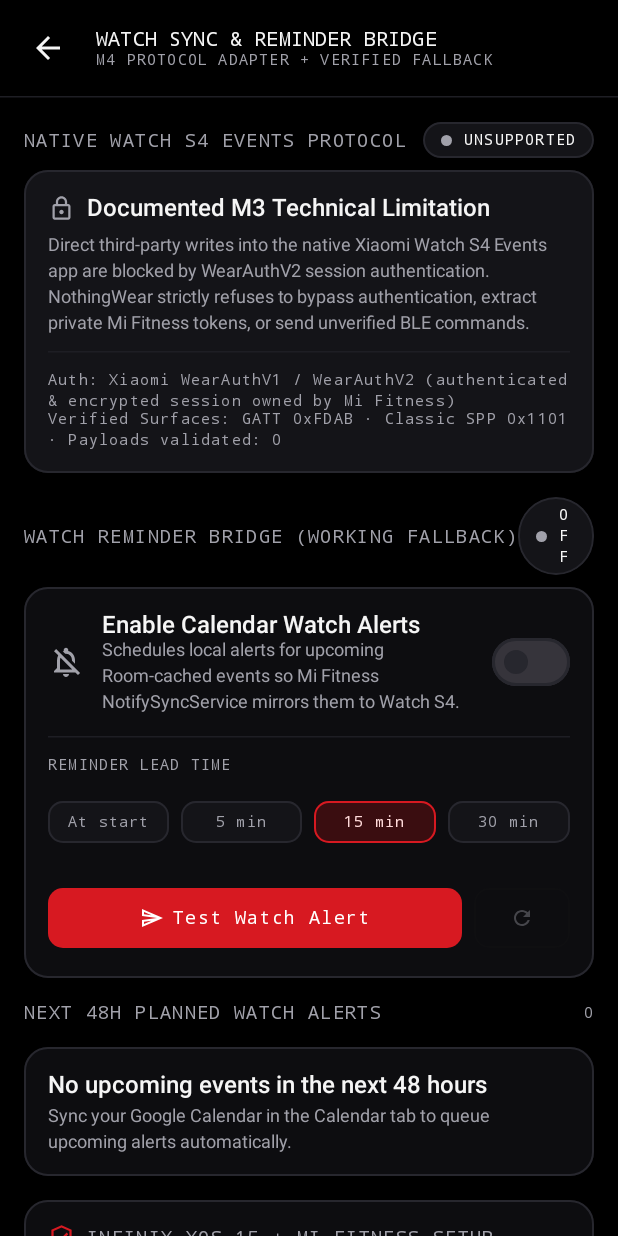
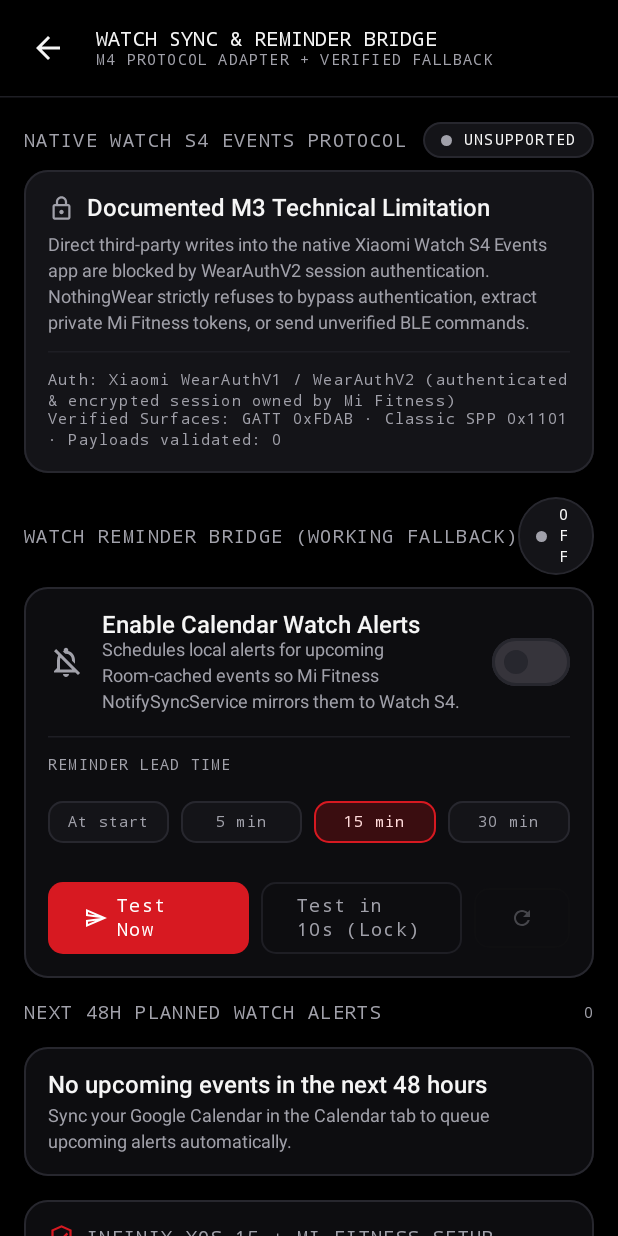
Before and after one commit to Nurdiansyah-Pratama/NothingWear, an Android app built with Jetpack Compose: the EventSyncRoute screen opened through its navigation route, on a phone screen of 412 x 824 dp. Run offline under Robolectric (Android 15) with nearby library versions, the phone set to English and light mode, and no system bars; our stand-ins replace Dagger/Hilt's generated code; libraries missing offline, so code that uses them is left out: androidx.hilt.lifecycle.

Commit message:
fix(m4): add unique public watch notifications and 10s lockscreen test alert for Mi Fitness NotifySyncService

```diff
--- a/app/src/main/java/com/nothingwear/app/domain/model/EventSyncModels.kt
+++ b/app/src/main/java/com/nothingwear/app/domain/model/EventSyncModels.kt
@@ -46,6 +46,7 @@ sealed interface BridgeActionResult {
     data class Scheduled(val count: Int) : BridgeActionResult
     data object Cleared : BridgeActionResult
     data object TestNotificationSent : BridgeActionResult
+    data class DelayedTestScheduled(val delaySeconds: Int) : BridgeActionResult
     data object NotificationPermissionRequired : BridgeActionResult
     data class Failed(val message: String) : BridgeActionResult
 }
--- a/app/src/main/java/com/nothingwear/app/domain/repository/EventSyncRepository.kt
+++ b/app/src/main/java/com/nothingwear/app/domain/repository/EventSyncRepository.kt
@@ -15,4 +15,6 @@ interface EventSyncRepository {
     suspend fun rescheduleUpcomingReminders(): BridgeActionResult
 
     suspend fun sendTestWatchAlert(): BridgeActionResult
+
+    suspend fun scheduleDelayedTestWatchAlert(delaySeconds: Int = 10): BridgeActionResult
 }
--- a/app/src/main/java/com/nothingwear/app/domain/usecase/EventSyncUseCases.kt
+++ b/app/src/main/java/com/nothingwear/app/domain/usecase/EventSyncUseCases.kt
@@ -40,3 +40,10 @@ class SendTestWatchAlertUseCase @Inject constructor(
     suspend operator fun invoke(): BridgeActionResult =
         repository.sendTestWatchAlert()
 }
+
+class ScheduleDelayedTestWatchAlertUseCase @Inject constructor(
+    private val repository: EventSyncRepository,
+) {
+    suspend operator fun invoke(delaySeconds: Int = 10): BridgeActionResult =
+        repository.scheduleDelayedTestWatchAlert(delaySeconds)
+}
--- a/app/src/main/java/com/nothingwear/app/features/notifications/EventSyncScreen.kt
+++ b/app/src/main/java/com/nothingwear/app/features/notifications/EventSyncScreen.kt
@@ -131,6 +131,13 @@ fun EventSyncRoute(
                 viewModel.onSendTestWatchAlert()
             }
         },
+        onScheduleDelayedTestWatchAlert = {
+            if (!uiState.hasNotificationPermission) {
+                requestNotificationPermission(enableAfter = false)
+            } else {
+                viewModel.onScheduleDelayedTestWatchAlert()
+            }
+        },
         modifier = modifier,
     )
 }
@@ -145,6 +152,7 @@ fun EventSyncScreen(
     onSelectLeadTime: (ReminderLeadTime) -> Unit,
     onRescheduleNow: () -> Unit,
     onSendTestWatchAlert: () -> Unit,
+    onScheduleDelayedTestWatchAlert: () -> Unit,
     modifier: Modifier = Modifier,
 ) {
     Column(modifier = modifier.fillMaxSize()) {
@@ -405,7 +413,14 @@ fun EventSyncScreen(
                                 modifier = Modifier.size(16.dp),
                             )
                             Spacer(modifier = Modifier.size(6.dp))
-                            Text(text = "Test Watch Alert")
+                            Text(text = "Test Now")
+                        }
+                        OutlinedButton(
+                            onClick = onScheduleDelayedTestWatchAlert,
+                            modifier = Modifier.weight(1f),
+                            shape = RoundedCornerShape(NothingRadius.sm),
+                        ) {
+                            Text(text = "Test in 10s (Lock)")
                         }
                         OutlinedButton(
                             onClick = onRescheduleNow,
@@ -520,9 +535,10 @@ fun EventSyncScreen(
                     }
                     Spacer(modifier = Modifier.height(NothingSpacing.xs))
                     Text(
-                        text = "1. Open Mi Fitness → Device → Notifications → App notifications → enable NothingWear.\n" +
-                            "2. In Infinix XOS 15 Settings → App Management → NothingWear → Battery → set Unrestricted so background reminders fire on time.\n" +
-                            "3. Tap 'Test Watch Alert' above and confirm the alert vibrates on your Xiaomi Watch S4.",
+                        text = "1. Open Mi Fitness → Device → Notifications → App notifications → turn ON App notifications AND enable NothingWear.\n" +
+                            "2. Important: Mi Fitness defaults to 'Only receive when phone is locked' — either turn that off OR tap 'Test in 10s (Lock)' above and immediately lock your phone screen.\n" +
+                            "3. Confirm Watch S4 is Connected in Mi Fitness and DND / Sleep mode is OFF on the watch.\n" +
+                            "4. In Infinix XOS 15 App Management → NothingWear → Battery → set Unrestricted.",
                         style = MaterialTheme.typography.bodySmall,
                         color = MaterialTheme.colorScheme.onSurfaceVariant,
                     )
```
Also changed, not shown: app/src/main/java/com/nothingwear/app/data/event/CalendarNotificationPoster.kt (+21 -8 lines), app/src/main/java/com/nothingwear/app/data/event/WatchEventSyncRepository.kt (+27 -0 lines), app/src/main/java/com/nothingwear/app/features/notifications/EventSyncViewModel.kt (+12 -1 lines), 3 other files.
